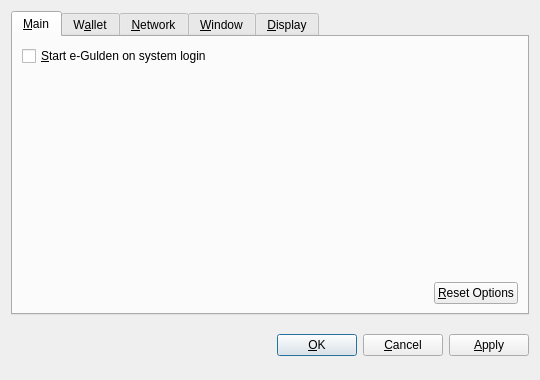
nkpatro/catcoin, file src/qt/forms/optionsdialog.ui: the form before one commit.
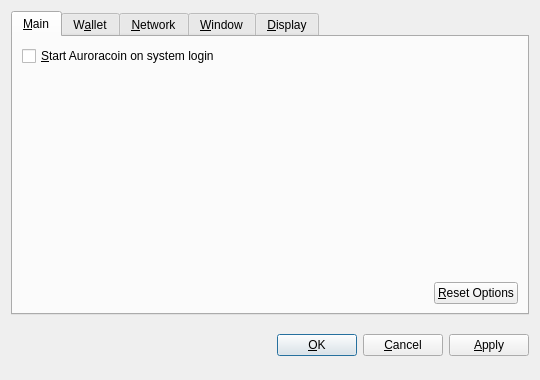
The form after the commit. Custom widgets are drawn as their Qt base class.

What changed in the file:
```diff
--- a/src/qt/forms/optionsdialog.ui
+++ b/src/qt/forms/optionsdialog.ui
@@ -36,7 +36,7 @@
           <string>Automatically start e-Gulden after logging in to the system.</string>
          </property>
          <property name="text">
-          <string>&amp;Start e-Gulden on system login</string>
+          <string>&amp;Start Auroracoin on system login</string>
          </property>
         </widget>
        </item>
```
Left out of the diff: 10 changed lines with no effect on the pictures.
